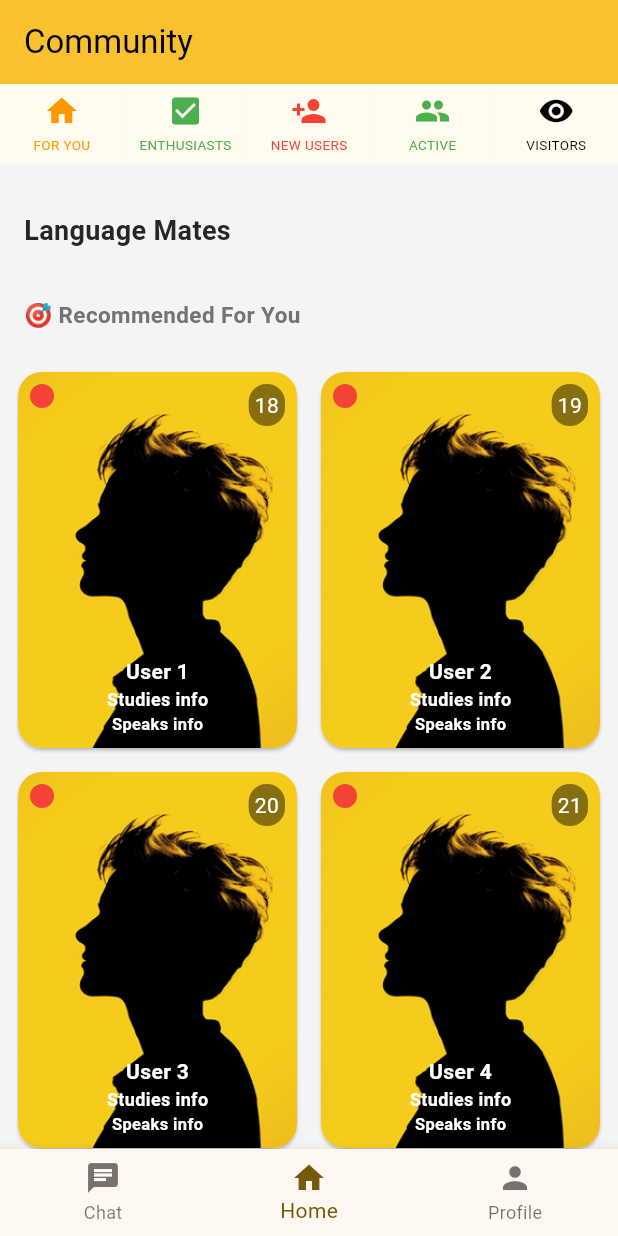
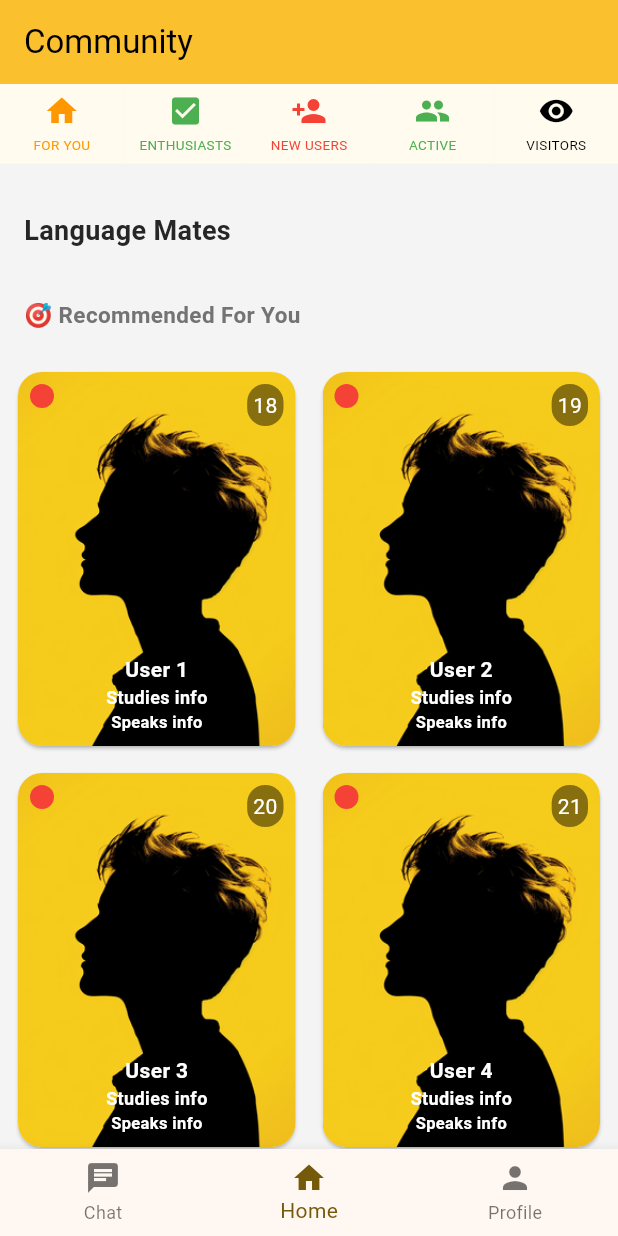
Before and after one commit to langx/langx-flutter, a Flutter app: the screen it shows after launch, on a phone screen of 412 x 824 dp. Run offline on Flutter 3.47's test engine with Material 3 defaults, Android fonts, the phone set to English and light mode, and no system bars; our stand-ins replace appwrite, flutter_dotenv, flutter_svg.

Commit message:
feat: Improve responsiveness of community page grid layout #13

```diff
--- a/lib/pages/home/community.dart
+++ b/lib/pages/home/community.dart
@@ -30,8 +30,25 @@ class _CommunityState extends State<Community> {
     );
   }
 
+  int _calculateCrossAxisCount(double width) {
+    if (width < 600) {
+      return 2;
+    } else if (width < 900) {
+      return 3;
+    } else if (width < 1200) {
+      return 4;
+    } else if (width < 1800) {
+      return 5;
+    } else {
+      return 6;
+    }
+  }
+
   @override
   Widget build(BuildContext context) {
+    double width = MediaQuery.of(context).size.width;
+    int crossAxisCount = _calculateCrossAxisCount(width);
+
     return Scaffold(
       backgroundColor: const Color.fromARGB(31, 163, 163, 163),
       body: CustomScrollView(
@@ -127,10 +144,10 @@ class _CommunityState extends State<Community> {
                 },
                 childCount: 12,
               ),
-              gridDelegate: const SliverGridDelegateWithFixedCrossAxisCount(
-                crossAxisCount: 2,
-                mainAxisSpacing: 8.0,
-                crossAxisSpacing: 8.0,
+              gridDelegate: SliverGridDelegateWithFixedCrossAxisCount(
+                crossAxisCount: crossAxisCount,
+                mainAxisSpacing: 10.0,
+                crossAxisSpacing: 10.0,
                 childAspectRatio: 0.75,
               ),
             ),
```
